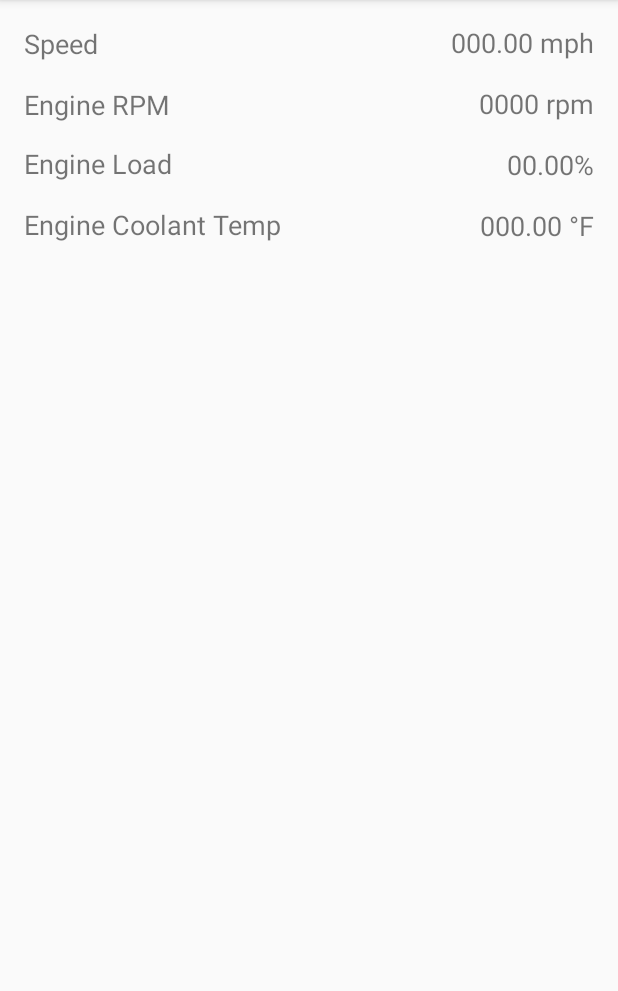
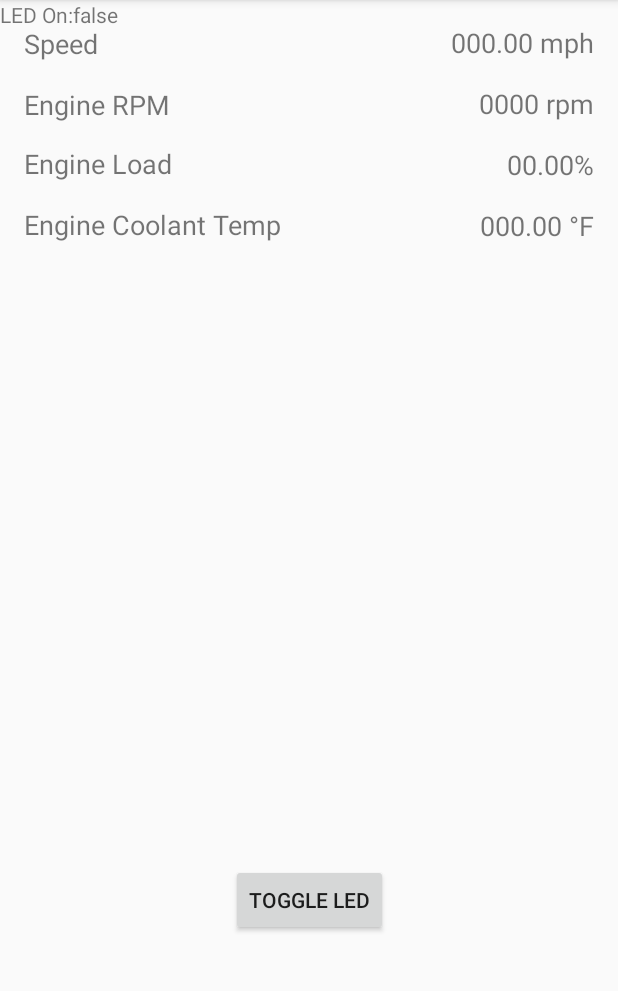
Before and after one commit to parkerottaway/ASUOBD2App, an Android app: the DisplayMetrics screen opened directly, with no data from a screen before it, on a phone screen of 412 x 824 dp, the part 84-1075 px from its top. Run offline under Robolectric (Android 15) with nearby library versions, the phone set to English and light mode, and no system bars.

```diff
--- a/app/src/main/java/com/example/asuobd2app/DisplayMetrics.kt
+++ b/app/src/main/java/com/example/asuobd2app/DisplayMetrics.kt
@@ -1,17 +1,27 @@
 package com.example.asuobd2app
 
 import android.os.Bundle
-import android.os.PersistableBundle
 import androidx.appcompat.app.AppCompatActivity
+import kotlinx.android.synthetic.main.display_metrics.*
 
 /**
  * Activity that shows the data the Bluetooth device is sending to the phone.
  */
 class DisplayMetrics: AppCompatActivity() {
 
+    private var ledStatus: Boolean = false
+    private var disp: String = ""
+
     override fun onCreate(savedInstanceState: Bundle?) {
         super.onCreate(savedInstanceState)
         this.setContentView(R.layout.display_metrics)
+        this.ledTextView.text = getString(R.string.led_prefix) + this.ledStatus.toString()
+
+        this.toggleLEDButton.setOnClickListener {
+            this.ledStatus = !this.ledStatus
+            disp = getString(R.string.led_prefix) + this.ledStatus.toString()
+            this.ledTextView.text = disp
+        }
     }
 
 }
--- a/app/src/main/java/com/example/asuobd2app/MainActivity.kt
+++ b/app/src/main/java/com/example/asuobd2app/MainActivity.kt
@@ -131,7 +131,7 @@ class MainActivity : AppCompatActivity() {
             if(resultCode == Activity.RESULT_OK) {
                 if(this.bluetoothAdapter!!.isEnabled) {
                     this.toast("Bluetooth has been enabled!")
-                    this.pairedDeviceList()
+                    this.pairedDeviceList() // Automatically list the devices.
                 } else {
                     this.toast("Bluetooth has been disabled!")
                 }
--- a/app/src/main/res/layout/display_metrics.xml
+++ b/app/src/main/res/layout/display_metrics.xml
@@ -103,4 +103,27 @@
         app:layout_constraintEnd_toEndOf="parent"
         app:layout_constraintTop_toBottomOf="@+id/textView7" />
 
+    <Button
+        android:id="@+id/toggleLEDButton"
+        android:layout_width="wrap_content"
+        android:layout_height="wrap_content"
+        android:layout_marginStart="153dp"
+        android:layout_marginLeft="153dp"
+        android:layout_marginTop="397dp"
+        android:layout_marginEnd="153dp"
+        android:layout_marginRight="153dp"
+        android:layout_marginBottom="128dp"
+        android:text="Toggle LED"
+        app:layout_constraintBottom_toBottomOf="parent"
+        app:layout_constraintEnd_toEndOf="parent"
+        app:layout_constraintStart_toStartOf="parent"
+        app:layout_constraintTop_toBottomOf="@+id/textView4" />
+
+    <TextView
+        android:id="@+id/ledTextView"
+        android:layout_width="wrap_content"
+        android:layout_height="wrap_content"
+        tools:layout_editor_absoluteX="177dp"
+        tools:layout_editor_absoluteY="515dp" />
+
 </androidx.constraintlayout.widget.ConstraintLayout>
--- a/app/src/main/res/values/strings.xml
+++ b/app/src/main/res/values/strings.xml
@@ -1,4 +1,5 @@
 <resources>
     <string name="app_name">ASUOBD2App</string>
     <string name="refresh">Refresh</string>
+    <string name="led_prefix">LED On: </string>
 </resources>
```
